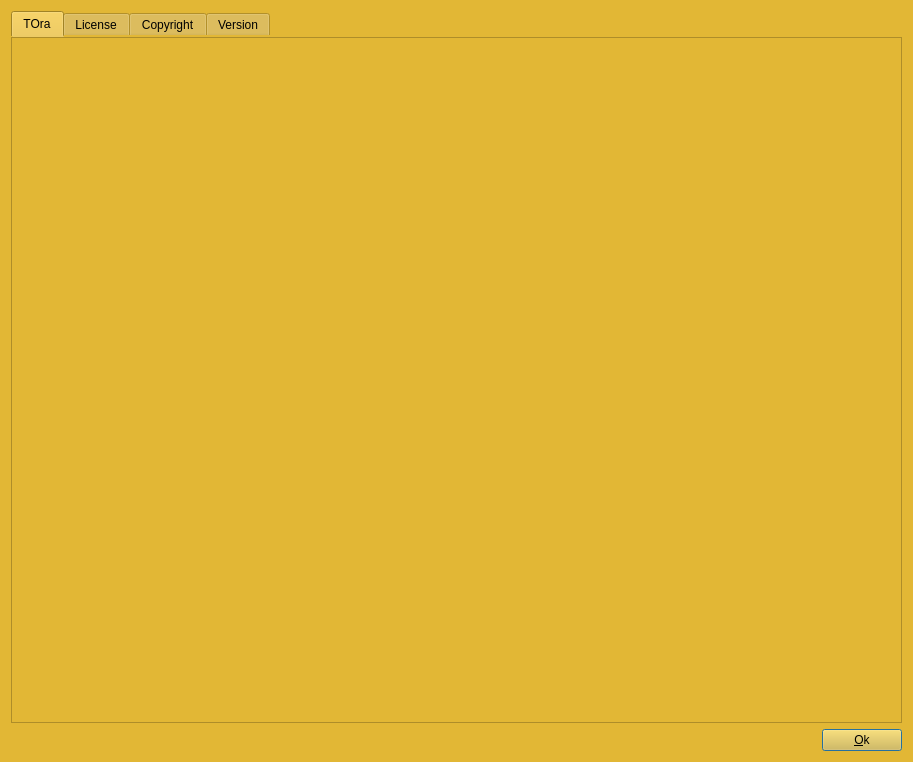
The window that src/widgets/toaboutui.ui (tora-tool/tora) describes before a commit, drawn with Qt 5.
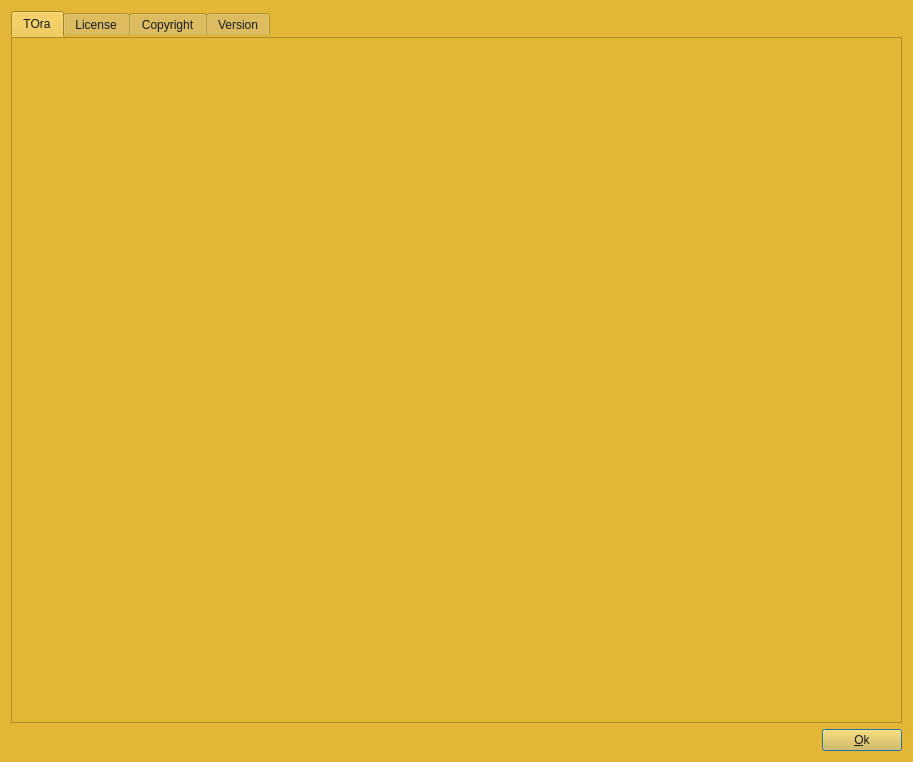
The same window after the commit.

Commit message: Dark theme issues. toAbout dialog

```diff
--- a/src/widgets/toaboutui.ui
+++ b/src/widgets/toaboutui.ui
@@ -14,7 +14,8 @@
    <string>About ...</string>
   </property>
   <property name="styleSheet">
-   <string notr="true">background-color: #E2B735;</string>
+   <string notr="true">background-color: #E2B735;
+color: rgb(25, 25, 25);</string>
   </property>
   <layout class="QGridLayout" name="gridLayout">
    <item row="1" column="1">
```
The commit also changes 2 other files.
